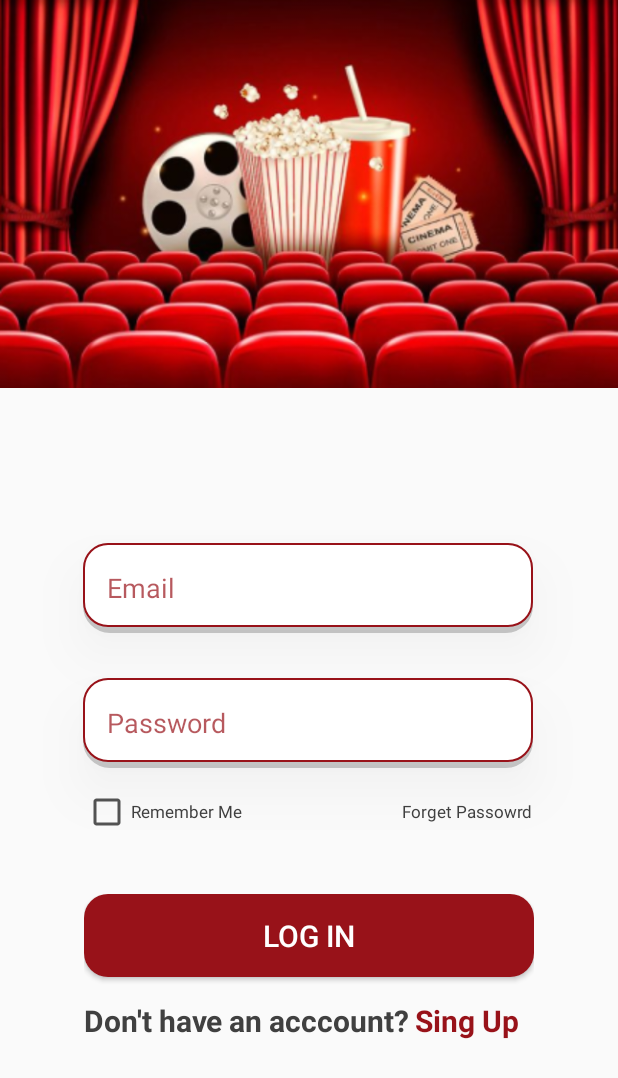
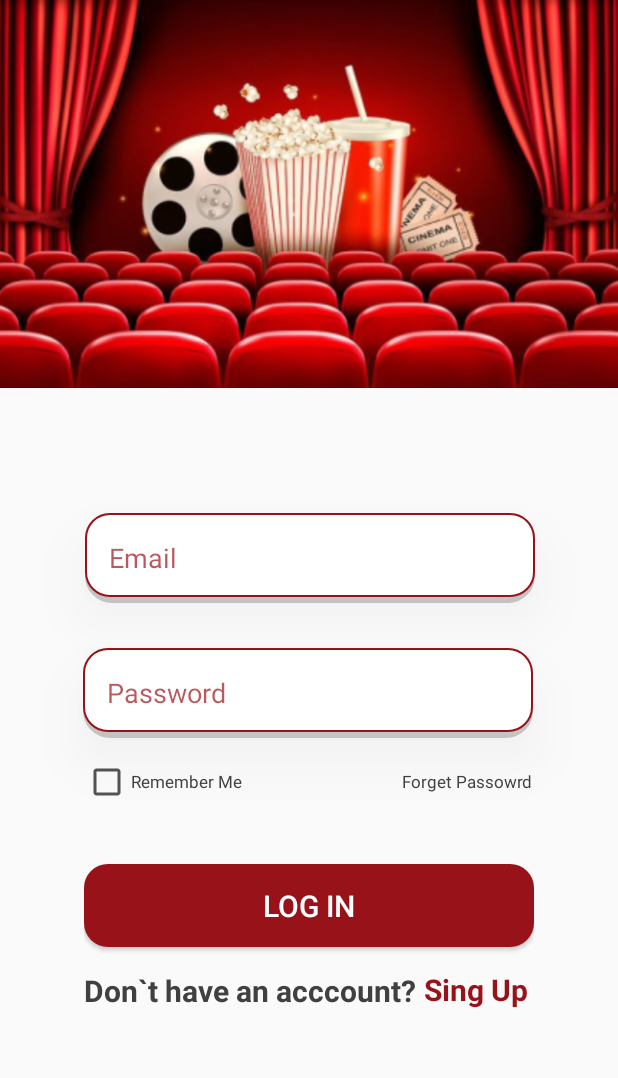
Before and after one commit to AhmadJA00/Cinema-Booking, an Android app: the screen it shows after launch (MainActivity), on a phone screen of 412 x 824 dp. Shown: the top 1078 px of the screen. Run offline under Robolectric (Android 15) with nearby library versions, the phone set to English and light mode, and no system bars.

Commit message:
fix error ahmed

```diff
--- a/app/src/main/res/layout/activity_main.xml
+++ b/app/src/main/res/layout/activity_main.xml
@@ -36,7 +36,7 @@
         android:id="@+id/email_sing_up"
         android:layout_width="300dp"
         android:layout_height="60dp"
-        android:layout_marginTop="28dp"
+        android:layout_marginTop="8dp"
         android:background="@drawable/border_input"
         android:elevation="20dp"
         android:ems="10"
@@ -47,7 +47,7 @@
         android:textColor="@color/hint_text"
         android:textColorHint="@color/hint_text"
         app:layout_constraintEnd_toEndOf="parent"
-        app:layout_constraintHorizontal_bias="0.495"
+        app:layout_constraintHorizontal_bias="0.504"
         app:layout_constraintStart_toStartOf="parent"
         app:layout_constraintTop_toBottomOf="@+id/login" />
 
@@ -130,6 +130,7 @@
             app:layout_constraintStart_toStartOf="parent"
             app:layout_constraintTop_toTopOf="parent" />
 
+
         <TextView
             android:id="@+id/textView3"
             android:layout_width="wrap_content"
@@ -146,13 +147,12 @@
             app:layout_constraintTop_toBottomOf="@+id/btnLogin"
             app:layout_constraintVertical_bias="0.0" />
 
-
         <TextView
             android:id="@+id/labSignUp"
             android:layout_width="wrap_content"
             android:layout_height="wrap_content"
             android:layout_marginTop="15dp"
-            android:layout_marginEnd="10dp"
+            android:layout_marginEnd="4dp"
             android:layout_marginBottom="16dp"
             android:text="@string/singUp"
             android:textColor="@color/main"
@@ -161,7 +161,7 @@
             app:layout_constraintBottom_toBottomOf="parent"
             app:layout_constraintEnd_toEndOf="parent"
             app:layout_constraintTop_toBottomOf="@+id/btnLogin"
-            app:layout_constraintVertical_bias="0.0" />
+            app:layout_constraintVertical_bias="0.076" />
 
 
     </androidx.constraintlayout.widget.ConstraintLayout>
--- a/app/src/main/res/values/strings.xml
+++ b/app/src/main/res/values/strings.xml
@@ -13,9 +13,9 @@
     <string name="verified">Verified</string>
     <string name="changeEmail">Change Email</string>
     <string name="forgetPassowrd">Forget Passowrd</string>
-    <string name="dontHaveAccount">Don't have an acccount?</string>
+    <string name="dontHaveAccount">Don`t have an acccount?</string>
     <string name="pleaseEnterEmail">Please enter your Email Address to recover your password</string>
-    <string name="didntReciveCode">Didn't recieve a code?</string>
+    <string name="didntReciveCode">Didn`t recieve a code?</string>
     <string name="haveAccount">Already have an account?</string>
     <string name="successfullyVerified">You have successfully verified your account</string>
     <string name="resendCode">Resend Code</string>
```
